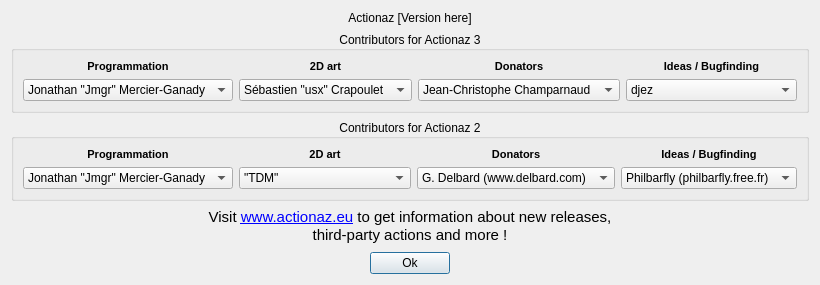
Old version of the form gui/aboutdialog.ui in the repository Jmgr/actiona.
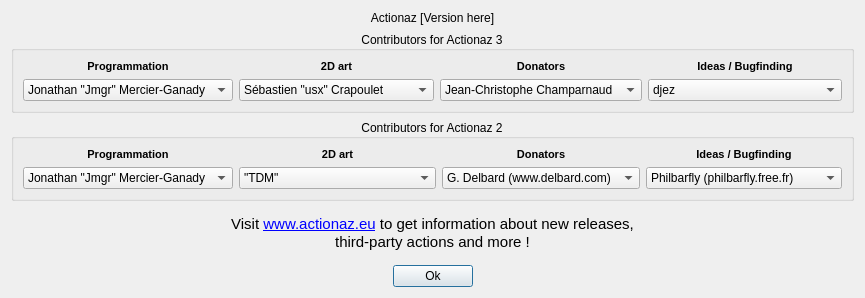
New version of the form. Icons and pictures are not drawn.

Commit message: Gui - added Yann Huriez as developer

Patch:
```diff
--- a/gui/aboutdialog.ui
+++ b/gui/aboutdialog.ui
@@ -6,8 +6,8 @@
    <rect>
     <x>0</x>
     <y>0</y>
-    <width>820</width>
-    <height>285</height>
+    <width>865</width>
+    <height>298</height>
    </rect>
   </property>
   <property name="windowTitle">
```
Left out of the diff: 5 changed lines with no effect on the pictures.
